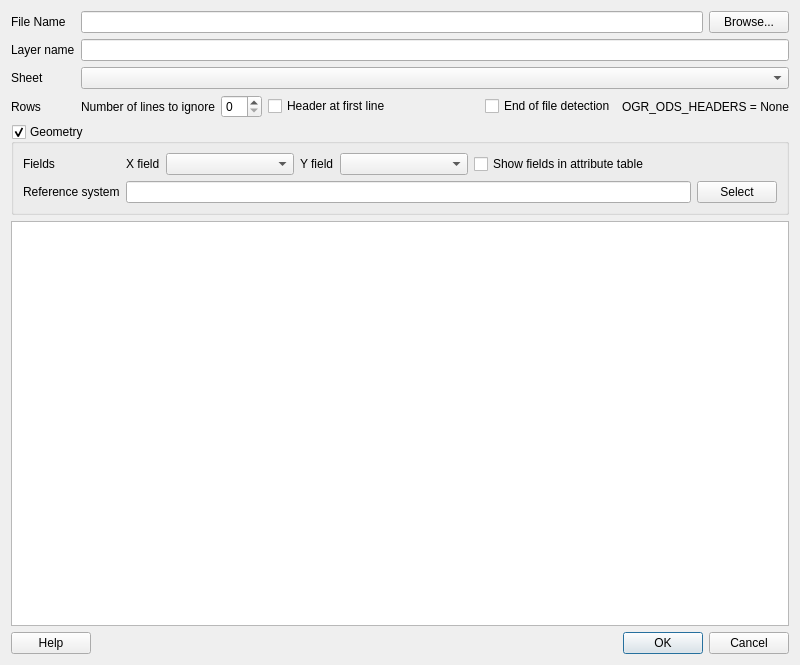
This is ui/ui_SpreadsheetLayersDialog.ui in camptocamp/QGIS-SpreadSheetLayers as Qt 5 draws it before an edit. The edited form follows.
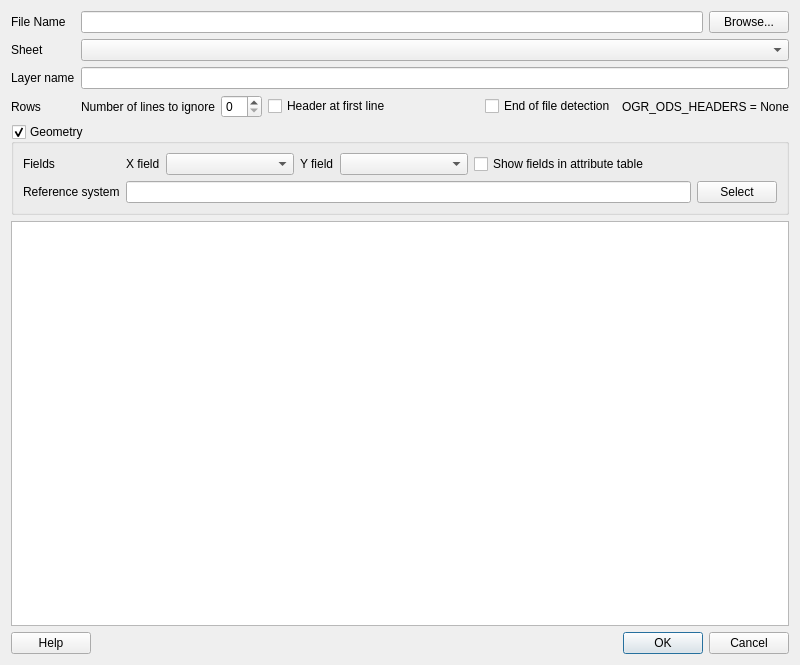
This is the edited form.

Commit message:
Add sheet name in layer name.
And move layer name input under sheet selection.

Patch:
```diff
--- a/ui/ui_SpreadsheetLayersDialog.ui
+++ b/ui/ui_SpreadsheetLayersDialog.ui
@@ -81,6 +81,29 @@
       </layout>
      </item>
      <item row="1" column="0">
+      <widget class="QLabel" name="sheetLabel">
+       <property name="sizePolicy">
+        <sizepolicy hsizetype="Minimum" vsizetype="Preferred">
+         <horstretch>0</horstretch>
+         <verstretch>0</verstretch>
+        </sizepolicy>
+       </property>
+       <property name="text">
+        <string>Sheet</string>
+       </property>
+      </widget>
+     </item>
+     <item row="1" column="1">
+      <widget class="QComboBox" name="sheetBox">
+       <property name="sizePolicy">
+        <sizepolicy hsizetype="Expanding" vsizetype="Fixed">
+         <horstretch>0</horstretch>
+         <verstretch>0</verstretch>
+        </sizepolicy>
+       </property>
+      </widget>
+     </item>
+     <item row="2" column="0">
       <widget class="QLabel" name="layerNameLabel">
        <property name="sizePolicy">
         <sizepolicy hsizetype="Minimum" vsizetype="Preferred">
@@ -93,7 +116,7 @@
        </property>
       </widget>
      </item>
-     <item row="1" column="1">
+     <item row="2" column="1">
       <layout class="QHBoxLayout" name="layerNameLayout">
        <property name="topMargin">
         <number>0</number>
@@ -116,16 +139,10 @@
        </item>
       </layout>
      </item>
-     <item row="2" column="0">
-      <widget class="QLabel" name="sheetLabel">
-       <property name="sizePolicy">
-        <sizepolicy hsizetype="Minimum" vsizetype="Preferred">
-         <horstretch>0</horstretch>
-         <verstretch>0</verstretch>
-        </sizepolicy>
-       </property>
+     <item row="3" column="0">
+      <widget class="QLabel" name="rowsLabel">
        <property name="text">
-        <string>Sheet</string>
+        <string>Rows</string>
        </property>
       </widget>
      </item>
@@ -177,27 +194,6 @@
        </item>
       </layout>
      </item>
-     <item row="3" column="0">
-      <widget class="QLabel" name="rowsLabel">
-       <property name="text">
-        <string>Rows</string>
-       </property>
-      </widget>
-     </item>
-     <item row="2" column="1">
-      <layout class="QHBoxLayout" name="horizontalLayout">
-       <item>
-        <widget class="QComboBox" name="sheetBox">
-         <property name="sizePolicy">
-          <sizepolicy hsizetype="Preferred" vsizetype="Fixed">
-           <horstretch>0</horstretch>
-           <verstretch>0</verstretch>
-          </sizepolicy>
-         </property>
-        </widget>
-       </item>
-      </layout>
-     </item>
     </layout>
    </item>
    <item>
```
Left out of the diff: 6 changed lines with no effect on the pictures. The commit also changes 1 other file.
